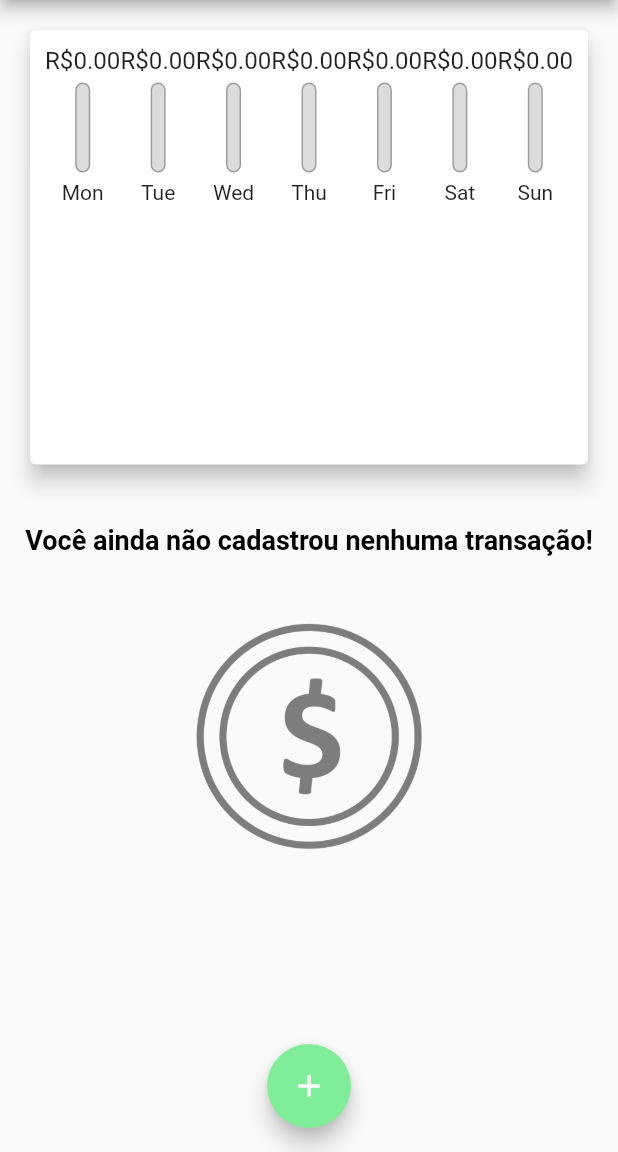
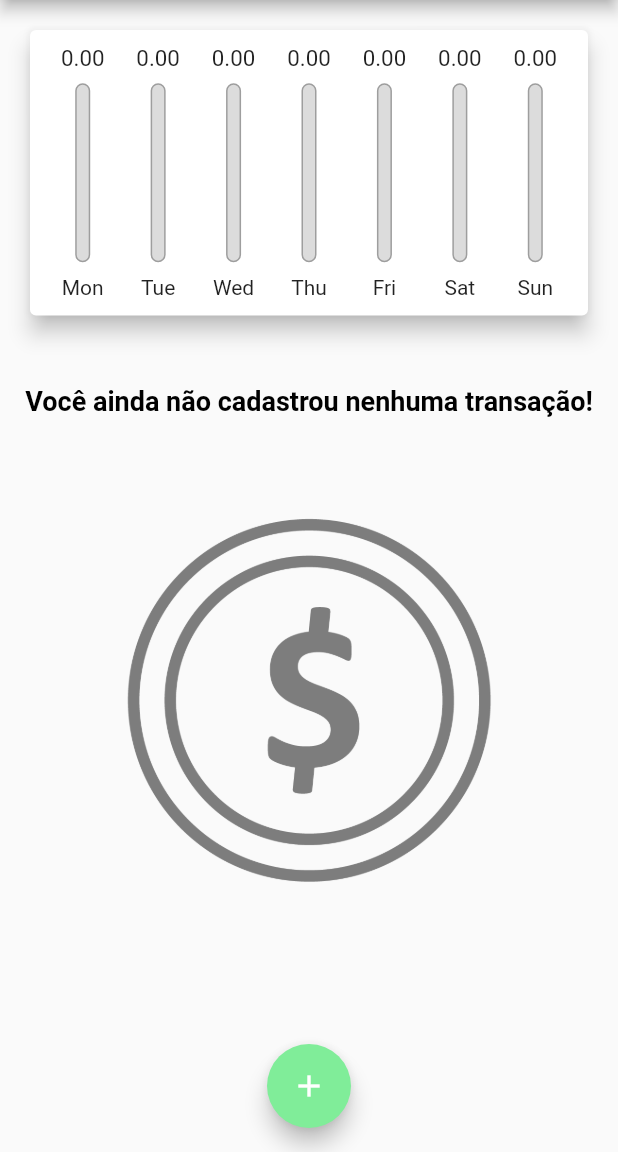
Before and after one commit to joaogalina/despesas_pessoais, a Flutter app: the screen it shows after launch, on a phone screen of 412 x 824 dp, the part 84-1236 px from its top. Run offline on Flutter 3.47's test engine with Material 2 defaults, Android fonts, the phone set to English and light mode, and no system bars; missing offline and left inert: dart:ffi.

```diff
--- a/lib/components/chart.dart
+++ b/lib/components/chart.dart
@@ -41,9 +41,7 @@ class Chart extends StatelessWidget {
 
   @override
   Widget build(BuildContext context) {
-    return Container(
-      height: MediaQuery.of(context).size.height * 0.4,
-      child: Card(
+    return Card(
       elevation: 6,
       margin: EdgeInsets.all(20),
       child: Padding(
@@ -62,7 +60,6 @@ class Chart extends StatelessWidget {
           }).toList(),
         ),
       ),
-      ),
     );
   }
 }
--- a/lib/components/chart_bar.dart
+++ b/lib/components/chart_bar.dart
@@ -13,14 +13,19 @@ class ChartBar extends StatelessWidget {
 
   @override
   Widget build(BuildContext context) {
+    return LayoutBuilder(
+      builder: (ctx, constraints) {
         return Column(
           children: [
-        Container(height: 20,
-          child: FittedBox(child: Text("R\$${value.toStringAsFixed(2)}")),
+            Container(
+              height: constraints.maxHeight * 0.1,
+              child: FittedBox(child: Text("${value.toStringAsFixed(2)}")),
             ),
-        SizedBox(height: 5),
+            SizedBox(
+              height: constraints.maxHeight * 0.05,
+            ),
             Container(
-          height: 60,
+              height: constraints.maxHeight * 0.7,
               width: 10,
               child: Stack(
                 alignment: Alignment.bottomCenter,
@@ -32,24 +37,27 @@ class ChartBar extends StatelessWidget {
                           width: 1.0,
                         ),
                         color: Color.fromRGBO(220, 220, 220, 1),
-                  borderRadius: BorderRadius.circular(5)
-                ),
+                        borderRadius: BorderRadius.circular(5)),
                   ),
                   FractionallySizedBox(
                     heightFactor: percentage,
                     child: Container(
                       decoration: BoxDecoration(
                           color: Theme.of(context).colorScheme.primary,
-                    borderRadius: BorderRadius.circular(5)
-                  ),
+                          borderRadius: BorderRadius.circular(5)),
                     ),
                   )
                 ],
               ),
             ),
-        SizedBox(height: 5),
-        Text(label)
+            SizedBox(height: constraints.maxHeight * 0.05),
+            Container(
+              height: constraints.maxHeight * 0.1,
+              child: Text(label),
+            )
           ],
+        );
+      },
     );
   }
 }
--- a/lib/components/transaction_form.dart
+++ b/lib/components/transaction_form.dart
@@ -50,6 +50,7 @@ class _TransactionFormState extends State<TransactionForm> {
       child: Padding(
         padding: const EdgeInsets.all(10.0),
         child: Column(
+          mainAxisSize: MainAxisSize.min ,
           children: [
             TextField(
               controller: _titleController,
--- a/lib/components/transaction_list.dart
+++ b/lib/components/transaction_list.dart
@@ -10,19 +10,18 @@ class TransactionList extends StatelessWidget {
 
   @override
   Widget build(BuildContext context) {
-    return Container(
-      height: MediaQuery.of(context).size.height * 0.6,
-      child: transactions.isEmpty
-          ? Column(
+    return transactions.isEmpty
+        ? LayoutBuilder(
+            builder: (ctx, constraints) => Column(
               children: [
-                SizedBox(height: 20),
+                SizedBox(height: constraints.maxHeight * 0.05),
                 Text(
                   'Você ainda não cadastrou nenhuma transação!',
                   style: Theme.of(context).textTheme.titleLarge,
                 ),
-                SizedBox(height: 20),
+                SizedBox(height: constraints.maxHeight * 0.05),
                 Container(
-                  height: 200,
+                  height: constraints.maxHeight * 0.6,
                   child: Image.asset(
                     'assets/images/Dollar.png',
                     color: Colors.black.withOpacity(0.5),
@@ -30,6 +29,7 @@ class TransactionList extends StatelessWidget {
                   ),
                 )
               ],
+            ),
           )
         : ListView.builder(
             itemCount: transactions.length,
@@ -37,16 +37,14 @@ class TransactionList extends StatelessWidget {
               final t = transactions[index];
               return Card(
                 elevation: 5,
-                  margin: EdgeInsets.symmetric(
-                    vertical: 8,
-                    horizontal: 5
-                  ),
+                margin: EdgeInsets.symmetric(vertical: 8, horizontal: 5),
                 child: ListTile(
                   leading: CircleAvatar(
                     radius: 30,
                     child: Padding(
                       padding: const EdgeInsets.all(6.0),
-                        child: FittedBox(child: Text('R\$${t.value.toStringAsFixed(2)}')),
+                      child: FittedBox(
+                          child: Text('R\$${t.value.toStringAsFixed(2)}')),
                     ),
                     backgroundColor: Theme.of(context).colorScheme.primary,
                     foregroundColor: Colors.white,
@@ -54,11 +52,12 @@ class TransactionList extends StatelessWidget {
                   title: Text(t.title,
                       style: Theme.of(context).textTheme.titleLarge),
                   subtitle: Text(DateFormat('d MMM y').format(t.date)),
-                    trailing: IconButton(onPressed: () => onDelete(t.id), icon: Icon(Icons.delete)),
+                  trailing: IconButton(
+                      onPressed: () => onDelete(t.id),
+                      icon: Icon(Icons.delete)),
                 ),
               );
             },
-            ),
           );
   }
 }
--- a/lib/main.dart
+++ b/lib/main.dart
@@ -46,6 +46,7 @@ class MyHomePage extends StatefulWidget {
 
 class _MyHomePageState extends State<MyHomePage> {
   final List<Transaction> _transactions = [];
+  bool _showChart = false;
 
   get _recentTransactions {
     return _transactions.where((element) {
@@ -67,7 +68,7 @@ class _MyHomePageState extends State<MyHomePage> {
     Navigator.of(context).pop();
   }
 
-  _removeTransaction(String id){
+  _removeTransaction(String id) {
     setState(() {
       _transactions.removeWhere((element) => element.id == id);
     });
@@ -76,29 +77,72 @@ class _MyHomePageState extends State<MyHomePage> {
   _openTransactionFormModal(BuildContext context) {
     showModalBottomSheet(
         context: context,
+        isScrollControlled: true,
         builder: (_) {
-          return TransactionForm(_addTransaction);
+          return Padding(
+            padding: EdgeInsets.only(
+              bottom: MediaQuery.of(context).viewInsets.bottom,
+            ),
+            child: TransactionForm(_addTransaction),
+          );
         });
   }
 
   @override
   Widget build(BuildContext context) {
-    return Scaffold(
-      appBar: AppBar(
+    bool _islandscape =
+        MediaQuery.of(context).orientation == Orientation.landscape;
+
+    final appBar = AppBar(
       title: Text('Despesas Pessoais'),
       actions: [
+        if (_islandscape)
           IconButton(
-              onPressed: () {
-                _openTransactionFormModal(context);
-              },
-              icon: Icon(Icons.add))
+            onPressed: () => setState(() {
+              _showChart = !_showChart;
+            }),
+            icon: Icon(_showChart ? Icons.list : Icons.bar_chart),
+          ),
+        IconButton(
+          onPressed: () => _openTransactionFormModal(context),
+          icon: Icon(Icons.add),
+        ),
       ],
-      ),
+    );
+    final availableHeight = MediaQuery.of(context).size.height -
+        appBar.preferredSize.height -
+        MediaQuery.of(context).padding.top;
+
+    return Scaffold(
+      appBar: appBar,
       body: SingleChildScrollView(
         child: Column(
+          crossAxisAlignment: CrossAxisAlignment.stretch,
           children: [
-            Chart(_recentTransactions),
-            TransactionList(_transactions, _removeTransaction),
+            // if (_islandscape)
+            //   Row(
+            //     mainAxisAlignment: MainAxisAlignment.center,
+            //     children: [
+            //       Text('Exibir gráfico'),
+            //       Switch(
+            //           value: _showChart,
+            //           onChanged: (value) {
+            //             setState(() {
+            //               _showChart = value;
+            //             });
+            //           }),
+            //     ],
+            //   ),
+            if (_showChart || !_islandscape)
+              Container(
+                height: availableHeight * (_islandscape ? 0.8 : 0.3),
+                child: Chart(_recentTransactions),
+              ),
+            if (!_showChart || !_islandscape)
+              Container(
+                height: availableHeight * (_islandscape ? 1 : 0.7),
+                child: TransactionList(_transactions, _removeTransaction),
+              ),
           ],
         ),
       ),
```
Lines whose indentation alone changed are shown as unchanged.
